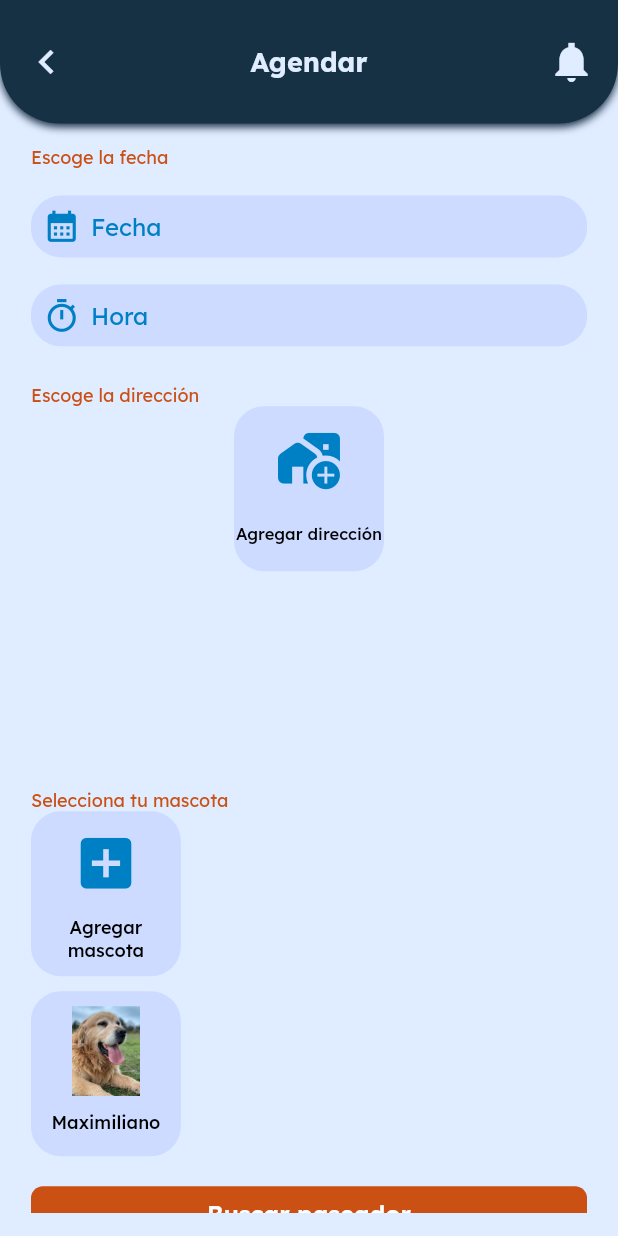
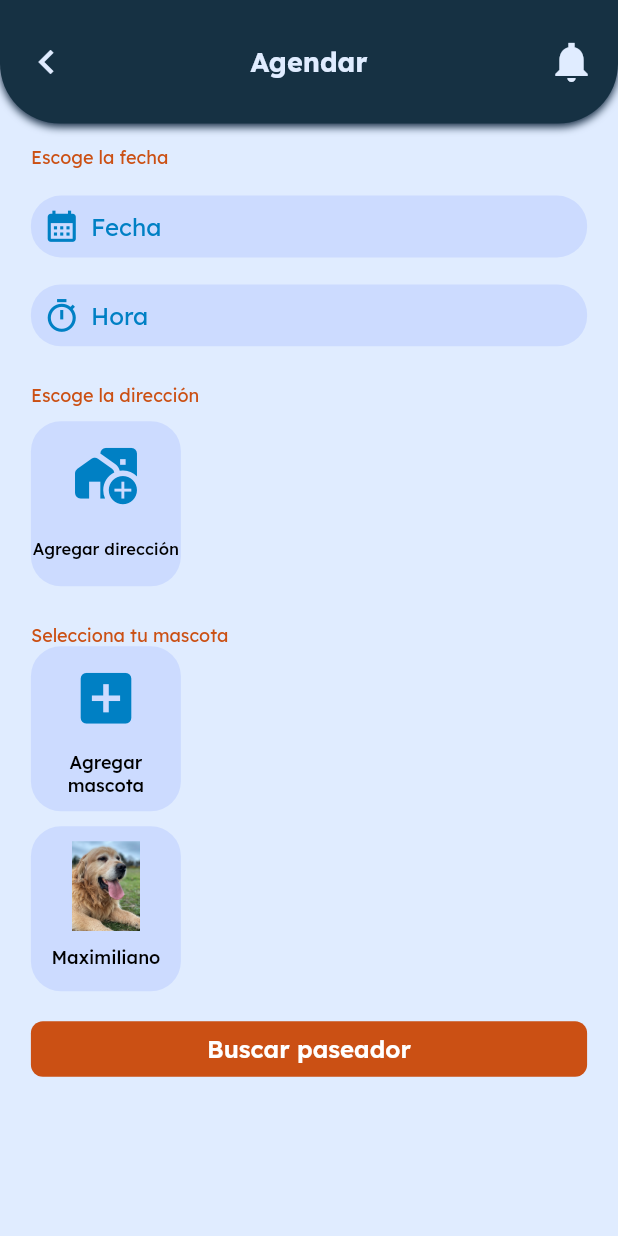
Before and after one commit to ManuelCalam/Dalk, a Flutter app: the SetWalkScheduleWidget screen opened by its route, on a phone screen of 412 x 824 dp. Run offline on Flutter 3.47's test engine with Material 3 defaults, Android fonts, the phone set to English and light mode, and no system bars; drawn by our look-alikes of auto_size_text; our stand-ins replace dropdown_button2, flutter_rating_bar, font_awesome_flutter, from_css_color, go_router, google_fonts and 6 more; missing offline and left inert: json_path; accounts and stored records are empty; network calls fail.

Commit message:
Dog Owner Sing In and Choose Address in Schedule Window

```diff
--- a/lib/dog_owner/set_walk_schedule/set_walk_schedule_widget.dart
+++ b/lib/dog_owner/set_walk_schedule/set_walk_schedule_widget.dart
@@ -23,6 +23,7 @@ class SetWalkScheduleWidget extends StatefulWidget {
 
   final int? selectedAddress;
 
+
   static String routeName = 'setWalkSchedule';
   static String routePath = '/setWalkSchedule';
 
@@ -34,11 +35,13 @@ class _SetWalkScheduleWidgetState extends State<SetWalkScheduleWidget> {
   late SetWalkScheduleModel _model;
 
   final scaffoldKey = GlobalKey<ScaffoldState>();
+  int? selectedAddressId;
 
   @override
   void initState() {
     super.initState();
     _model = createModel(context, () => SetWalkScheduleModel());
+    selectedAddressId = widget.selectedAddress;
   }
 
   @override
@@ -561,23 +564,83 @@ class _SetWalkScheduleWidgetState extends State<SetWalkScheduleWidget> {
                                       ),
                                     ),
                                   ),
-                                  InkWell(
+
+                                  // ListView Dinamico de las Direcciones
+                                  Padding(
+                                    padding: EdgeInsetsDirectional.fromSTEB(
+                                        0.0, 10.0, 0.0, 0.0),
+                                    child: Container(
+                                      width: MediaQuery.sizeOf(context).width *
+                                          1.0,
+                                      height: 110.0,
+                                      decoration: BoxDecoration(),
+
+                                      child: StreamBuilder<List<AddressesRow>>(
+                                        stream: _model.addressesListViewSupabaseStream ??=
+                                            SupaFlow.client
+                                                .from("addresses")
+                                                .stream(primaryKey: ['id'])
+                                                .eqOrNull('uuid', currentUserUid)
+                                                .map((list) => list.map((item) => AddressesRow(item)).toList()),
+                                        builder: (context, snapshot) {
+                                          if (!snapshot.hasData) {
+                                            return Center(
+                                              child: SizedBox(
+                                                width: 50.0,
+                                                height: 50.0,
+                                                child: CircularProgressIndicator(
+                                                  valueColor: AlwaysStoppedAnimation<Color>(
+                                                    FlutterFlowTheme.of(context).primary,
+                                                  ),
+                                                ),
+                                              ),
+                                            );
+                                          }
+                                          List<AddressesRow> addressesList = snapshot.data!;
+
+                                          return ListView.separated(
+                                            padding: EdgeInsets.zero,
+                                            primary: false,
+                                            shrinkWrap: true,
+                                            scrollDirection: Axis.horizontal,
+                                            itemCount: addressesList.length + 1, // +1 para el botón extra
+                                            separatorBuilder: (_, __) => SizedBox(width: 10.0),
+                                            itemBuilder: (context, index) {
+                                              if (index < addressesList.length) {
+                                                final address = addressesList[index];
+                                                return GestureDetector(
+                                                  onTap: () {
+                                                    setState(() {
+                                                      if (selectedAddressId == address.id) {
+                                                        selectedAddressId = null; // Deselecciona si ya estaba seleccionada
+                                                      } else {
+                                                        selectedAddressId = address.id; // Selecciona si era otra
+                                                      }
+                                                    });
+                                                  },
+                                                  child: AddressCardWidget(
+                                                    key: Key('Keyil1_${address.id}'),
+                                                    alias: address.alias,
+                                                    id: address.id,
+                                                    selected: selectedAddressId == address.id, // Solo uno seleccionado
+                                                  ),
+                                                );
+                                              } else {
+                                                // Último elemento: botón para agregar dirección
+                                                return InkWell(
                                                   splashColor: Colors.transparent,
                                                   focusColor: Colors.transparent,
                                                   hoverColor: Colors.transparent,
                                                   highlightColor: Colors.transparent,
                                                   onTap: () async {
-                                      context.pushNamed(
-                                          AddAddressWidget.routeName);
+                                                    context.pushNamed(AddAddressWidget.routeName);
                                                   },
                                                   child: Container(
                                                     width: 100.0,
                                                     height: 110.0,
                                                     decoration: BoxDecoration(
-                                        color: FlutterFlowTheme.of(context)
-                                            .alternate,
-                                        borderRadius:
-                                            BorderRadius.circular(20.0),
+                                                      color: FlutterFlowTheme.of(context).alternate,
+                                                      borderRadius: BorderRadius.circular(20.0),
                                                     ),
                                                     child: Column(
                                                       mainAxisSize: MainAxisSize.max,
@@ -588,9 +651,7 @@ class _SetWalkScheduleWidgetState extends State<SetWalkScheduleWidget> {
                                                           decoration: BoxDecoration(),
                                                           child: Icon(
                                                             Icons.add_home_work_rounded,
-                                              color:
-                                                  FlutterFlowTheme.of(context)
-                                                      .primary,
+                                                            color: FlutterFlowTheme.of(context).primary,
                                                             size: 45.0,
                                                           ),
                                                         ),
@@ -599,36 +660,27 @@ class _SetWalkScheduleWidgetState extends State<SetWalkScheduleWidget> {
                                                           height: 30.0,
                                                           decoration: BoxDecoration(),
                                                           child: Align(
-                                              alignment: AlignmentDirectional(
-                                                  0.0, 0.0),
+                                                            alignment: AlignmentDirectional(0.0, 0.0),
                                                             child: AutoSizeText(
                                                               'Agregar dirección',
                                                               textAlign: TextAlign.center,
                                                               maxLines: 1,
                                                               minFontSize: 8.0,
-                                                style: FlutterFlowTheme.of(
-                                                        context)
+                                                              style: FlutterFlowTheme.of(context)
                                                                   .bodyMedium
                                                                   .override(
                                                                     font: GoogleFonts.lexend(
-                                                        fontWeight:
-                                                            FontWeight.w500,
-                                                        fontStyle:
-                                                            FlutterFlowTheme.of(
-                                                                    context)
+                                                                      fontWeight: FontWeight.w500,
+                                                                      fontStyle: FlutterFlowTheme.of(context)
                                                                           .bodyMedium
                                                                           .fontStyle,
                                                                     ),
-                                                      color: FlutterFlowTheme
-                                                              .of(context)
+                                                                    color: FlutterFlowTheme.of(context)
                                                                         .secondaryBackground,
                                                                     fontSize: 12.0,
                                                                     letterSpacing: 0.0,
-                                                      fontWeight:
-                                                          FontWeight.w500,
-                                                      fontStyle:
-                                                          FlutterFlowTheme.of(
-                                                                  context)
+                                                                    fontWeight: FontWeight.w500,
+                                                                    fontStyle: FlutterFlowTheme.of(context)
                                                                         .bodyMedium
                                                                         .fontStyle,
                                                                   ),
@@ -638,95 +690,12 @@ class _SetWalkScheduleWidgetState extends State<SetWalkScheduleWidget> {
                                                       ],
                                                     ),
                                                   ),
-                                  ),
-                                  Padding(
-                                    padding: EdgeInsetsDirectional.fromSTEB(
-                                        0.0, 10.0, 0.0, 0.0),
-                                    child: Container(
-                                      width: MediaQuery.sizeOf(context).width *
-                                          1.0,
-                                      height: 110.0,
-                                      decoration: BoxDecoration(),
-                                      child: StreamBuilder<List<AddressesRow>>(
-                                        stream: _model
-                                                .addressesListViewSupabaseStream ??=
-                                            SupaFlow.client
-                                                .from("addresses")
-                                                .stream(primaryKey: ['id'])
-                                                .eqOrNull(
-                                                  'uuid',
-                                                  currentUserUid,
-                                                )
-                                                .map((list) => list
-                                                    .map((item) =>
-                                                        AddressesRow(item))
-                                                    .toList()),
-                                        builder: (context, snapshot) {
-                                          // Customize what your widget looks like when it's loading.
-                                          if (!snapshot.hasData) {
-                                            return Center(
-                                              child: SizedBox(
-                                                width: 50.0,
-                                                height: 50.0,
-                                                child:
-                                                    CircularProgressIndicator(
-                                                  valueColor:
-                                                      AlwaysStoppedAnimation<
-                                                          Color>(
-                                                    FlutterFlowTheme.of(context)
-                                                        .primary,
-                                                  ),
-                                                ),
-                                              ),
                                                 );
                                               }
-                                          List<AddressesRow>
-                                              addressesListViewAddressesRowList =
-                                              snapshot.data!;
-
-                                          return ListView.separated(
-                                            padding: EdgeInsets.zero,
-                                            primary: false,
-                                            shrinkWrap: true,
-                                            scrollDirection: Axis.horizontal,
-                                            itemCount:
-                                                addressesListViewAddressesRowList
-                                                    .length,
-                                            separatorBuilder: (_, __) =>
-                                                SizedBox(width: 10.0),
-                                            itemBuilder: (context,
-                                                addressesListViewIndex) {
-                                              final addressesListViewAddressesRow =
-                                                  addressesListViewAddressesRowList[
-                                                      addressesListViewIndex];
-                                              return wrapWithModel(
-                                                model: _model.addressCardModels
-                                                    .getModel(
-                                                  widget!.selectedAddress!
-                                                      .toString(),
-                                                  addressesListViewIndex,
-                                                ),
-                                                updateCallback: () =>
-                                                    safeSetState(() {}),
-                                                child: AddressCardWidget(
-                                                  key: Key(
-                                                    'Keyil1_${widget!.selectedAddress!.toString()}',
-                                                  ),
-                                                  alias:
-                                                      addressesListViewAddressesRow
-                                                          .alias,
-                                                  id: addressesListViewAddressesRow
-                                                      .id,
-                                                  selected: widget!
-                                                          .selectedAddress ==
-                                                      addressesListViewAddressesRow
-                                                          .id,
-                                                ),
-                                              );
                                             },
                                           );
                                         },
-                                      ),
+                                      )
                                     ),
                                   ),
                                   Align(
```
Also changed, not shown: lib/landing_pages/sing_in_dog_owner/sing_in_dog_owner_widget.dart (+41 -10 lines). Lines whose indentation alone changed are shown as unchanged.
